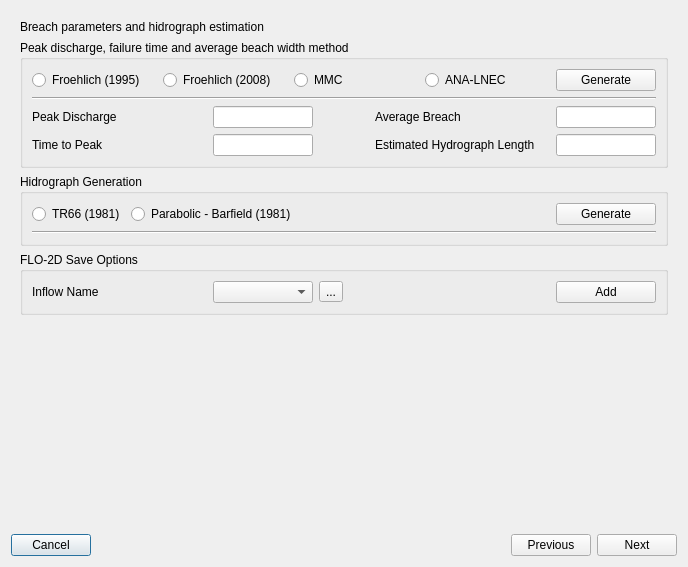
FLO-2DSoftware/qgis-flo-2d-plugin, file flo2d/ui/breach_hydrograph_tool.ui: the form before one commit.
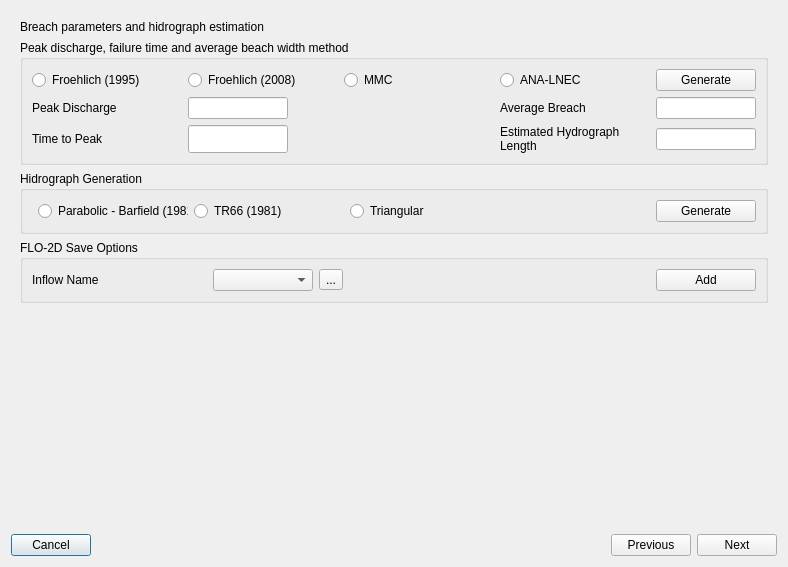
The form after the commit. The open tabs and pages were chosen to show the change. Icons and pictures are not drawn.

Commit message: Enhance Breach Hydrograph Tool with new triangular hydrograph method, UI adjustments, and improved graph population

```diff
--- a/flo2d/ui/breach_hydrograph_tool.ui
+++ b/flo2d/ui/breach_hydrograph_tool.ui
@@ -9,8 +9,8 @@
    <rect>
     <x>0</x>
     <y>0</y>
-    <width>679</width>
-    <height>543</height>
+    <width>782</width>
+    <height>529</height>
    </rect>
   </property>
   <property name="windowTitle">
@@ -1787,44 +1787,99 @@
            <layout class="QGridLayout" name="gridLayout_17">
             <item row="1" column="2">
              <widget class="QRadioButton" name="froehlich_2008_rb">
+              <property name="minimumSize">
+               <size>
+                <width>150</width>
+                <height>0</height>
+               </size>
+              </property>
+              <property name="maximumSize">
+               <size>
+                <width>150</width>
+                <height>16777215</height>
+               </size>
+              </property>
               <property name="text">
                <string>Froehlich (2008)</string>
               </property>
              </widget>
             </item>
-            <item row="1" column="5">
-             <widget class="QPushButton" name="generate_breach_parameters_btn">
-              <property name="minimumSize">
-               <size>
-                <width>100</width>
-                <height>0</height>
-               </size>
-              </property>
-              <property name="maximumSize">
-               <size>
-                <width>100</width>
-                <height>16777215</height>
-               </size>
-              </property>
-              <property name="text">
-               <string>Generate</string>
-              </property>
-             </widget>
-            </item>
-            <item row="1" column="3">
-             <widget class="QRadioButton" name="mmc_rb">
-              <property name="text">
-               <string>MMC</string>
-              </property>
-             </widget>
-            </item>
             <item row="1" column="1">
              <widget class="QRadioButton" name="froehlich_1995_rb">
+              <property name="minimumSize">
+               <size>
+                <width>150</width>
+                <height>0</height>
+               </size>
+              </property>
+              <property name="maximumSize">
+               <size>
+                <width>150</width>
+                <height>16777215</height>
+               </size>
+              </property>
               <property name="text">
                <string>Froehlich (1995)</string>
               </property>
              </widget>
             </item>
+            <item row="1" column="3">
+             <widget class="QRadioButton" name="mmc_rb">
+              <property name="minimumSize">
+               <size>
+                <width>150</width>
+                <height>0</height>
+               </size>
+              </property>
+              <property name="maximumSize">
+               <size>
+                <width>150</width>
+                <height>16777215</height>
+               </size>
+              </property>
+              <property name="text">
+               <string>MMC</string>
+              </property>
+             </widget>
+            </item>
+            <item row="1" column="4">
+             <widget class="QRadioButton" name="analnec_rb">
+              <property name="minimumSize">
+               <size>
+                <width>150</width>
+                <height>0</height>
+               </size>
+              </property>
+              <property name="maximumSize">
+               <size>
+                <width>150</width>
+                <height>16777215</height>
+               </size>
+              </property>
+              <property name="text">
+               <string>ANA-LNEC</string>
+              </property>
+             </widget>
+            </item>
+            <item row="1" column="5">
+             <widget class="QPushButton" name="generate_breach_parameters_btn">
+              <property name="minimumSize">
+               <size>
+                <width>100</width>
+                <height>0</height>
+               </size>
+              </property>
+              <property name="maximumSize">
+               <size>
+                <width>100</width>
+                <height>16777215</height>
+               </size>
+              </property>
+              <property name="text">
+               <string>Generate</string>
+              </property>
+             </widget>
+            </item>
             <item row="3" column="1" colspan="5">
              <layout class="QGridLayout" name="gridLayout_19">
               <property name="spacing">
@@ -1848,25 +1903,57 @@
               </item>
               <item row="1" column="1">
                <widget class="QLineEdit" name="time_to_peak_le">
+                <property name="minimumSize">
+                 <size>
+                  <width>100</width>
+                  <height>0</height>
+                 </size>
+                </property>
                 <property name="maximumSize">
                  <size>
                   <width>100</width>
-                  <height>100</height>
+                  <height>150</height>
                  </size>
                 </property>
                </widget>
               </item>
+              <item row="0" column="2">
+               <spacer name="horizontalSpacer_18">
+                <property name="orientation">
+                 <enum>Qt::Horizontal</enum>
+                </property>
+                <property name="sizeHint" stdset="0">
+                 <size>
+                  <width>40</width>
+                  <height>20</height>
+                 </size>
+                </property>
+               </spacer>
+              </item>
+              <item row="1" column="2">
+               <spacer name="horizontalSpacer_19">
+                <property name="orientation">
+                 <enum>Qt::Horizontal</enum>
+                </property>
+                <property name="sizeHint" stdset="0">
+                 <size>
+                  <width>40</width>
+                  <height>20</height>
+                 </size>
+                </property>
+               </spacer>
+              </item>
               <item row="0" column="3">
                <widget class="QLabel" name="label_51">
                 <property name="minimumSize">
                  <size>
-                  <width>175</width>
+                  <width>150</width>
                   <height>0</height>
                  </size>
                 </property>
                 <property name="maximumSize">
                  <size>
-                  <width>175</width>
+                  <width>150</width>
                   <height>16777215</height>
                  </size>
                 </property>
@@ -1895,13 +1982,13 @@
                <widget class="QLabel" name="label_49">
                 <property name="minimumSize">
                  <size>
-                  <width>175</width>
+                  <width>150</width>
                   <height>0</height>
                  </size>
                 </property>
                 <property name="maximumSize">
                  <size>
-                  <width>175</width>
+                  <width>150</width>
                   <height>16777215</height>
                  </size>
                 </property>
@@ -1914,13 +2001,13 @@
                <widget class="QLabel" name="time_peak_le">
                 <property name="minimumSize">
                  <size>
-                  <width>175</width>
+                  <width>150</width>
                   <height>0</height>
                  </size>
                 </property>
                 <property name="maximumSize">
                  <size>
-                  <width>175</width>
+                  <width>150</width>
                   <height>16777215</height>
                  </size>
                 </property>
@@ -1929,37 +2016,26 @@
                 </property>
                </widget>
               </item>
-              <item row="0" column="2">
-               <spacer name="horizontalSpacer_18">
-                <property name="orientation">
-                 <enum>Qt::Horizontal</enum>
-                </property>
-                <property name="sizeHint" stdset="0">
-                 <size>
-                  <width>40</width>
-                  <height>20</height>
-                 </size>
-                </property>
-               </spacer>
-              </item>
-              <item row="1" column="2">
-               <spacer name="horizontalSpacer_19">
-                <property name="orientation">
-                 <enum>Qt::Horizontal</enum>
-                </property>
-                <property name="sizeHint" stdset="0">
-                 <size>
-                  <width>40</width>
-                  <height>20</height>
-                 </size>
-                </property>
-               </spacer>
-              </item>
               <item row="1" column="3">
                <widget class="QLabel" name="label_54">
+                <property name="minimumSize">
+                 <size>
+                  <width>150</width>
+                  <height>0</height>
+                 </size>
+                </property>
+                <property name="maximumSize">
+                 <size>
+                  <width>150</width>
+                  <height>16777215</height>
+                 </size>
+                </property>
                 <property name="text">
                  <string>Estimated Hydrograph Length</string>
                 </property>
+                <property name="wordWrap">
+                 <bool>true</bool>
+                </property>
                </widget>
               </item>
               <item row="1" column="4">
@@ -1980,20 +2056,6 @@
               </item>
              </layout>
             </item>
-            <item row="2" column="1" colspan="5">
-             <widget class="Line" name="line_2">
-              <property name="orientation">
-               <enum>Qt::Horizontal</enum>
-              </property>
-             </widget>
-            </item>
-            <item row="1" column="4">
-             <widget class="QRadioButton" name="analnec_rb">
-              <property name="text">
-               <string>ANA-LNEC</string>
-              </property>
-             </widget>
-            </item>
            </layout>
           </widget>
          </item>
@@ -2009,11 +2071,11 @@
             <string>Hidrograph Generation</string>
            </property>
            <layout class="QGridLayout" name="gridLayout_18">
-            <item row="2" column="0" colspan="4">
+            <item row="1" column="0" colspan="10">
              <layout class="QVBoxLayout" name="verticalLayout"/>
             </item>
-            <item row="0" column="2">
-             <spacer name="horizontalSpacer_21">
+            <item row="0" column="8">
+             <spacer name="horizontalSpacer_16">
               <property name="orientation">
                <enum>Qt::Horizontal</enum>
               </property>
@@ -2025,14 +2087,7 @@
               </property>
              </spacer>
             </item>
-            <item row="0" column="0">
-             <widget class="QRadioButton" name="tr66_rb">
-              <property name="text">
-               <string>TR66 (1981)</string>
-              </property>
-             </widget>
-            </item>
-            <item row="0" column="3">
+            <item row="0" column="9">
              <widget class="QPushButton" name="generate_hydrograph_btn">
               <property name="minimumSize">
                <size>
@@ -2051,17 +2106,61 @@
               </property>
              </widget>
             </item>
+            <item row="0" column="7">
+             <spacer name="horizontalSpacer_21">
+              <property name="orientation">
+               <enum>Qt::Horizontal</enum>
+              </property>
+              <property name="sizeHint" stdset="0">
+               <size>
+                <width>40</width>
+                <height>20</height>
+               </size>
+              </property>
+             </spacer>
+            </item>
             <item row="0" column="1">
              <widget class="QRadioButton" name="parabolic_rb">
+              <property name="minimumSize">
+               <size>
+                <width>150</width>
+                <height>0</height>
+               </size>
+              </property>
+              <property name="maximumSize">
+               <size>
+                <width>150</width>
+                <height>16777215</height>
+               </size>
+              </property>
               <property name="text">
                <string>Parabolic - Barfield (1981)</string>
               </property>
              </widget>
             </item>
-            <item row="1" column="0" colspan="4">
-             <widget class="Line" name="line">
-              <property name="orientation">
-               <enum>Qt::Horizontal</enum>
+            <item row="0" column="2">
+             <widget class="QRadioButton" name="tr66_rb">
+              <property name="minimumSize">
+               <size>
+                <width>150</width>
+                <height>0</height>
+               </size>
+              </property>
+              <property name="maximumSize">
+               <size>
+                <width>150</width>
+                <height>16777215</height>
+               </size>
+              </property>
+              <property name="text">
+               <string>TR66 (1981)</string>
+              </property>
+             </widget>
+            </item>
+            <item row="0" column="3">
+             <widget class="QRadioButton" name="triangular_rb">
+              <property name="text">
+               <string>Triangular</string>
               </property>
              </widget>
             </item>
```
Left out of the diff: 6 changed lines with no effect on the pictures. The commit also changes 1 other file.
